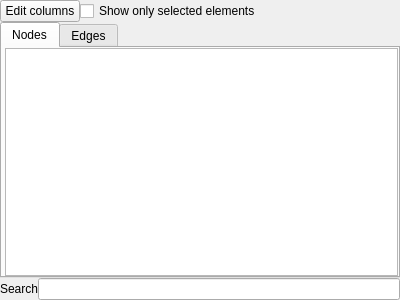
Old version of the form plugins/view/spreadsheet/SpreadViewWidget.ui in the repository jalamao/tulip-1.
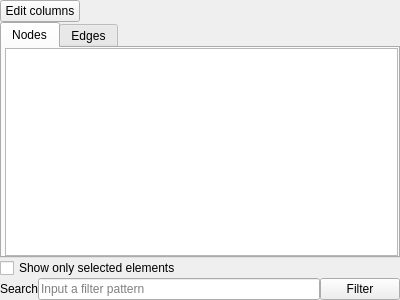
New version of the form. Custom widgets are drawn as their Qt base class.

Commit message: Refactor class names Fix sort bug Refactor filtering GUI

```diff
--- a/plugins/view/spreadsheet/SpreadViewWidget.ui
+++ b/plugins/view/spreadsheet/SpreadViewWidget.ui
@@ -39,16 +39,25 @@
       </widget>
      </item>
      <item>
-      <widget class="QCheckBox" name="showOnlySelectedElementsCheckBox">
-       <property name="text">
-        <string>Show only selected elements</string>
+      <spacer name="horizontalSpacer">
+       <property name="orientation">
+        <enum>Qt::Horizontal</enum>
        </property>
-      </widget>
+       <property name="sizeHint" stdset="0">
+        <size>
+         <width>40</width>
+         <height>20</height>
+        </size>
+       </property>
+      </spacer>
      </item>
     </layout>
    </item>
    <item>
     <layout class="QGridLayout" name="gridLayout">
+     <property name="verticalSpacing">
+      <number>0</number>
+     </property>
      <item row="0" column="1">
       <layout class="QHBoxLayout" name="horizontalLayout">
        <property name="spacing">
@@ -90,7 +99,7 @@
             </widget>
            </item>
            <item>
-            <widget class="TulipTableWidget" name="nodesTableView">
+            <widget class="GraphTableWidget" name="nodesTableView">
              <property name="editTriggers">
               <set>QAbstractItemView::DoubleClicked|QAbstractItemView::EditKeyPressed</set>
              </property>
@@ -126,7 +135,7 @@
             </widget>
            </item>
            <item>
-            <widget class="TulipTableWidget" name="edgesTableView">
+            <widget class="GraphTableWidget" name="edgesTableView">
              <property name="editTriggers">
               <set>QAbstractItemView::DoubleClicked|QAbstractItemView::EditKeyPressed</set>
              </property>
@@ -151,15 +160,39 @@
      <property name="topMargin">
       <number>0</number>
      </property>
-     <item row="0" column="0">
+     <item row="1" column="0">
       <widget class="QLabel" name="label">
+       <property name="sizePolicy">
+        <sizepolicy hsizetype="Fixed" vsizetype="Preferred">
+         <horstretch>0</horstretch>
+         <verstretch>0</verstretch>
+        </sizepolicy>
+       </property>
        <property name="text">
         <string>Search</string>
        </property>
       </widget>
      </item>
-     <item row="0" column="1">
-      <widget class="QLineEdit" name="searchBarLineEdit"/>
+     <item row="1" column="1">
+      <widget class="QLineEdit" name="filterPatternLineEdit">
+       <property name="placeholderText">
+        <string>Input a filter pattern</string>
+       </property>
+      </widget>
+     </item>
+     <item row="0" column="0" colspan="3">
+      <widget class="QCheckBox" name="showOnlySelectedElementsCheckBox">
+       <property name="text">
+        <string>Show only selected elements</string>
+       </property>
+      </widget>
+     </item>
+     <item row="1" column="2">
+      <widget class="QPushButton" name="filterPushButton">
+       <property name="text">
+        <string>Filter</string>
+       </property>
+      </widget>
      </item>
     </layout>
    </item>
@@ -167,9 +200,9 @@
  </widget>
  <customwidgets>
   <customwidget>
-   <class>TulipTableWidget</class>
+   <class>GraphTableWidget</class>
    <extends>QTableView</extends>
-   <header>TulipTableWidget.h</header>
+   <header>GraphTableWidget.h</header>
   </customwidget>
   <customwidget>
    <class>TulipTableWidgetColumnSelectionWidget</class>
```
The commit also changes 11 other files.
